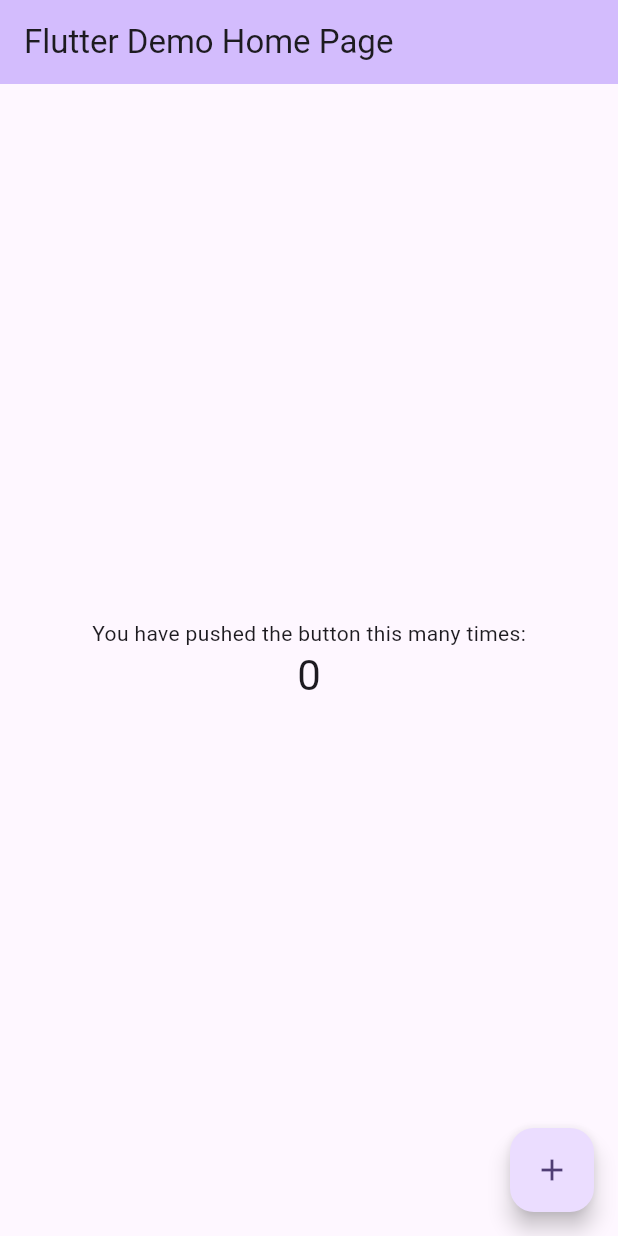
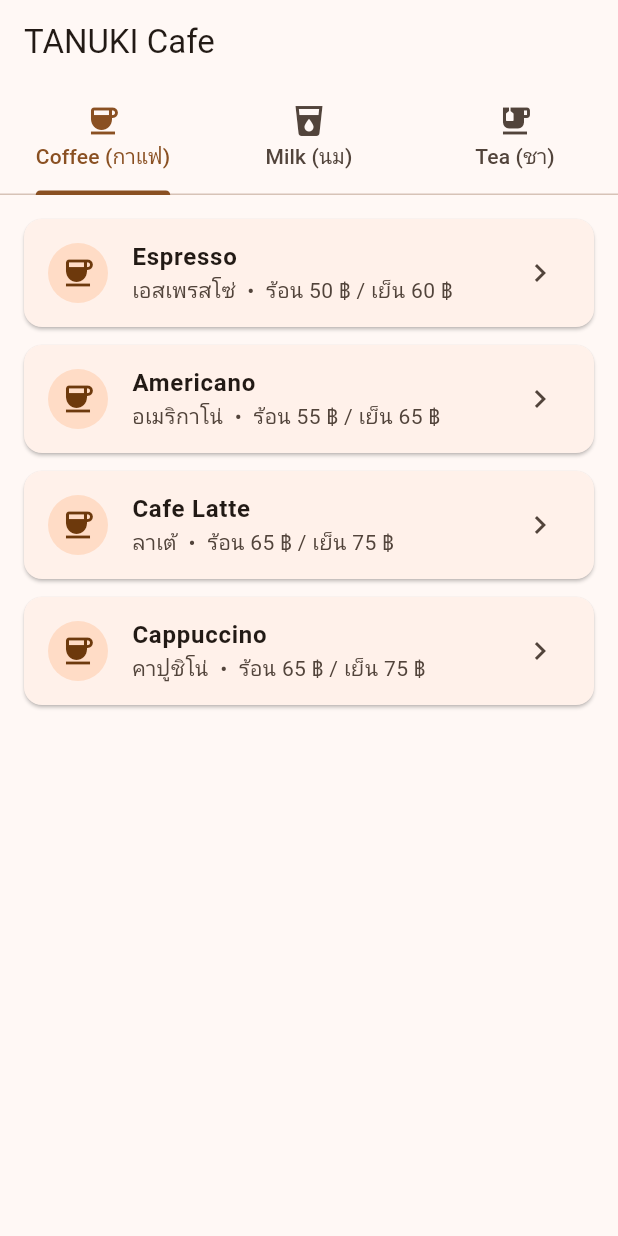
Before and after one commit to cxpter-dev/cafe_order_app, a Flutter app: the screen it shows after launch, on a phone screen of 412 x 824 dp. Run offline on Flutter 3.47's test engine with Material 3 defaults, Android fonts, the phone set to English and light mode, and no system bars; our stand-ins replace material_ui.

Commit message:
feat: build TANUKI Cafe menu screen with 10 drinks

```diff
--- /dev/null
+++ b/mobile_flutter/lib/data/menu_data.dart
@@ -0,0 +1,78 @@
+import 'package:tanuki_cafe/models/drink.dart';
+
+/// รายการเมนูเครื่องดื่มของร้าน TANUKI Cafe
+const List<Drink> tanukiMenu = [
+  // ===== Coffee (กาแฟ) =====
+  Drink(
+    id: 'coffee-espresso',
+    name: 'Espresso',
+    nameTh: 'เอสเพรสโซ่',
+    category: DrinkCategory.coffee,
+    basePrice: 50,
+  ),
+  Drink(
+    id: 'coffee-americano',
+    name: 'Americano',
+    nameTh: 'อเมริกาโน่',
+    category: DrinkCategory.coffee,
+    basePrice: 55,
+  ),
+  Drink(
+    id: 'coffee-latte',
+    name: 'Cafe Latte',
+    nameTh: 'ลาเต้',
+    category: DrinkCategory.coffee,
+    basePrice: 65,
+  ),
+  Drink(
+    id: 'coffee-cappuccino',
+    name: 'Cappuccino',
+    nameTh: 'คาปูชิโน่',
+    category: DrinkCategory.coffee,
+    basePrice: 65,
+  ),
+  // ===== Milk (นม) =====
+  Drink(
+    id: 'milk-fresh',
+    name: 'Fresh Milk',
+    nameTh: 'นมสด',
+    category: DrinkCategory.milk,
+    basePrice: 50,
+  ),
+  Drink(
+    id: 'milk-caramel',
+    name: 'Caramel Milk',
+    nameTh: 'นมคาราเมล',
+    category: DrinkCategory.milk,
+    basePrice: 60,
+  ),
+  Drink(
+    id: 'milk-cocoa',
+    name: 'Cocoa Milk',
+    nameTh: 'โกโก้',
+    category: DrinkCategory.milk,
+    basePrice: 60,
+  ),
+  // ===== Tea (ชา) =====
+  Drink(
+    id: 'tea-thai',
+    name: 'Thai Milk Tea',
+    nameTh: 'ชาไทย',
+    category: DrinkCategory.tea,
+    basePrice: 55,
+  ),
+  Drink(
+    id: 'tea-peach',
+    name: 'Peach Tea',
+    nameTh: 'ชาพีช',
+    category: DrinkCategory.tea,
+    basePrice: 55,
+  ),
+  Drink(
+    id: 'tea-matcha',
+    name: 'Matcha Latte',
+    nameTh: 'มัทฉะลาเต้',
+    category: DrinkCategory.tea,
+    basePrice: 70,
+  ),
+];
--- a/mobile_flutter/lib/main.dart
+++ b/mobile_flutter/lib/main.dart
@@ -1,122 +1,24 @@
 import 'package:material_ui/material_ui.dart';
+import 'package:tanuki_cafe/screens/menu_screen.dart';
 
 void main() {
-  runApp(const MyApp());
+  runApp(const TanukiCafeApp());
 }
 
-class MyApp extends StatelessWidget {
-  const MyApp({super.key});
+class TanukiCafeApp extends StatelessWidget {
+  const TanukiCafeApp({super.key});
 
-  // This widget is the root of your application.
   @override
   Widget build(BuildContext context) {
     return MaterialApp(
-      title: 'Flutter Demo',
+      title: 'TANUKI Cafe',
+      debugShowCheckedModeBanner: false,
       theme: ThemeData(
-        // This is the theme of your application.
-        //
-        // TRY THIS: Try running your application with "flutter run". You'll see
-        // the application has a purple toolbar. Then, without quitting the app,
-        // try changing the seedColor in the colorScheme below to Colors.green
-        // and then invoke "hot reload" (save your changes or press the "hot
-        // reload" button in a Flutter-supported IDE, or press "r" if you used
-        // the command line to start the app).
-        //
-        // Notice that the counter didn't reset back to zero; the application
-        // state is not lost during the reload. To reset the state, use hot
-        // restart instead.
-        //
-        // This works for code too, not just values: Most code changes can be
-        // tested with just a hot reload.
-        colorScheme: .fromSeed(seedColor: Colors.deepPurple),
+        colorScheme: ColorScheme.fromSeed(
+          seedColor: const Color(0xFF6F4E37), // สีน้ำตาลกาแฟ
+        ),
       ),
-      home: const MyHomePage(title: 'Flutter Demo Home Page'),
+      home: const MenuScreen(),
     );
   }
 }
-
-class MyHomePage extends StatefulWidget {
-  const MyHomePage({super.key, required this.title});
-
-  // This widget is the home page of your application. It is stateful, meaning
-  // that it has a State object (defined below) that contains fields that affect
-  // how it looks.
-
-  // This class is the configuration for the state. It holds the values (in this
-  // case the title) provided by the parent (in this case the App widget) and
-  // used by the build method of the State. Fields in a Widget subclass are
-  // always marked "final".
-
-  final String title;
-
-  @override
-  State<MyHomePage> createState() => _MyHomePageState();
-}
-
-class _MyHomePageState extends State<MyHomePage> {
-  int _counter = 0;
-
-  void _incrementCounter() {
-    setState(() {
-      // This call to setState tells the Flutter framework that something has
-      // changed in this State, which causes it to rerun the build method below
-      // so that the display can reflect the updated values. If we changed
-      // _counter without calling setState(), then the build method would not be
-      // called again, and so nothing would appear to happen.
-      _counter++;
-    });
-  }
-
-  @override
-  Widget build(BuildContext context) {
-    // This method is rerun every time setState is called, for instance as done
-    // by the _incrementCounter method above.
-    //
-    // The Flutter framework has been optimized to make rerunning build methods
-    // fast, so that you can just rebuild anything that needs updating rather
-    // than having to individually change instances of widgets.
-    return Scaffold(
-      appBar: AppBar(
-        // TRY THIS: Try changing the color here to a specific color (to
-        // Colors.amber, perhaps?) and trigger a hot reload to see the AppBar
-        // change color while the other colors stay the same.
-        backgroundColor: Theme.of(context).colorScheme.inversePrimary,
-        // Here we take the value from the MyHomePage object that was created by
-        // the App.build method, and use it to set our appbar title.
-        title: Text(widget.title),
-      ),
-      body: Center(
-        // Center is a layout widget. It takes a single child and positions it
-        // in the middle of the parent.
-        child: Column(
-          // Column is also a layout widget. It takes a list of children and
-          // arranges them vertically. By default, it sizes itself to fit its
-          // children horizontally, and tries to be as tall as its parent.
-          //
-          // Column has various properties to control how it sizes itself and
-          // how it positions its children. Here we use mainAxisAlignment to
-          // center the children vertically; the main axis here is the vertical
-          // axis because Columns are vertical (the cross axis would be
-          // horizontal).
-          //
-          // TRY THIS: Invoke "debug painting" (choose the "Toggle Debug Paint"
-          // action in the IDE, or press "p" in the console), to see the
-          // wireframe for each widget.
-          mainAxisAlignment: .center,
-          children: [
-            const Text('You have pushed the button this many times:'),
-            Text(
-              '$_counter',
-              style: Theme.of(context).textTheme.headlineMedium,
-            ),
-          ],
-        ),
-      ),
-      floatingActionButton: FloatingActionButton(
-        onPressed: _incrementCounter,
-        tooltip: 'Increment',
-        child: const Icon(Icons.add),
-      ),
-    );
-  }
-}
--- /dev/null
+++ b/mobile_flutter/lib/models/drink.dart
@@ -0,0 +1,31 @@
+/// หมวดหมู่เครื่องดื่มของร้าน TANUKI Cafe
+enum DrinkCategory {
+  coffee('Coffee', 'กาแฟ'),
+  milk('Milk', 'นม'),
+  tea('Tea', 'ชา');
+
+  const DrinkCategory(this.labelEn, this.labelTh);
+
+  final String labelEn;
+  final String labelTh;
+}
+
+/// โครงสร้างข้อมูลของเครื่องดื่ม 1 เมนู (Data Model)
+class Drink {
+  const Drink({
+    required this.id,
+    required this.name,
+    required this.nameTh,
+    required this.category,
+    required this.basePrice,
+  });
+
+  final String id;
+  final String name;
+  final String nameTh;
+  final DrinkCategory category;
+  final int basePrice; // ราคาแบบร้อน (บาท)
+
+  /// กฎของร้าน: แบบเย็นบวกเพิ่ม 10 บาท
+  int get icedPrice => basePrice + 10;
+}
--- /dev/null
+++ b/mobile_flutter/lib/screens/menu_screen.dart
@@ -0,0 +1,81 @@
+import 'package:material_ui/material_ui.dart';
+import 'package:tanuki_cafe/data/menu_data.dart';
+import 'package:tanuki_cafe/models/drink.dart';
+
+class MenuScreen extends StatelessWidget {
+  const MenuScreen({super.key});
+
+  IconData _iconForCategory(DrinkCategory category) {
+    switch (category) {
+      case DrinkCategory.coffee:
+        return Icons.coffee;
+      case DrinkCategory.milk:
+        return Icons.local_drink;
+      case DrinkCategory.tea:
+        return Icons.emoji_food_beverage;
+    }
+  }
+
+  @override
+  Widget build(BuildContext context) {
+    return DefaultTabController(
+      length: DrinkCategory.values.length,
+      child: Scaffold(
+        appBar: AppBar(
+          title: const Text('TANUKI Cafe'),
+          bottom: TabBar(
+            tabs: DrinkCategory.values
+                .map(
+                  (category) => Tab(
+                    icon: Icon(_iconForCategory(category)),
+                    text: '${category.labelEn} (${category.labelTh})',
+                  ),
+                )
+                .toList(),
+          ),
+        ),
+        body: TabBarView(
+          children: DrinkCategory.values.map((category) {
+            final drinks = tanukiMenu
+                .where((drink) => drink.category == category)
+                .toList();
+
+            return ListView.builder(
+              padding: const EdgeInsets.all(16),
+              itemCount: drinks.length,
+              itemBuilder: (context, index) {
+                final drink = drinks[index];
+                return Card(
+                  margin: const EdgeInsets.only(bottom: 12),
+                  child: ListTile(
+                    leading: CircleAvatar(
+                      child: Icon(_iconForCategory(drink.category)),
+                    ),
+                    title: Text(
+                      drink.name,
+                      style: const TextStyle(fontWeight: FontWeight.bold),
+                    ),
+                    subtitle: Text(
+                      '${drink.nameTh}  •  ร้อน ${drink.basePrice} ฿ / เย็น ${drink.icedPrice} ฿',
+                    ),
+                    trailing: const Icon(Icons.chevron_right),
+                    onTap: () {
+                      ScaffoldMessenger.of(context).showSnackBar(
+                        SnackBar(
+                          content: Text(
+                            'เลือก ${drink.name} (เดี๋ยวเพิ่มหน้าเลือกร้อน/เย็นใน Ticket #2)',
+                          ),
+                          duration: const Duration(seconds: 2),
+                        ),
+                      );
+                    },
+                  ),
+                );
+              },
+            );
+          }).toList(),
+        ),
+      ),
+    );
+  }
+}
```
Also changed, not shown: 1 other file.
